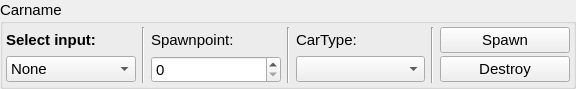
Before: the Qt Designer form modules/carlainterface/action/vehicletab.ui in tud-hri/joan, drawn with Qt 5.
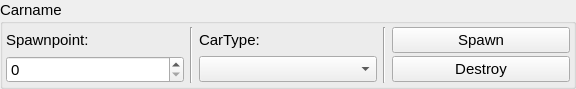
After: the same form once the commit is applied.

Commit message: updated vehicletab in carla interface

The edit to the form file:
```diff
--- a/modules/carlainterface/action/vehicletab.ui
+++ b/modules/carlainterface/action/vehicletab.ui
@@ -52,7 +52,10 @@
       <property name="verticalSpacing">
        <number>3</number>
       </property>
-      <item row="0" column="2">
+      <item row="1" column="0">
+       <widget class="QSpinBox" name="spinSpawnpoints"/>
+      </item>
+      <item row="0" column="0">
        <widget class="QLabel" name="lblSpawnpoints">
         <property name="font">
          <font>
@@ -65,81 +68,44 @@
         </property>
        </widget>
       </item>
-      <item row="0" column="0">
-       <widget class="QLabel" name="lblInput">
-        <property name="font">
-         <font>
-          <weight>75</weight>
-          <bold>true</bold>
-         </font>
-        </property>
-        <property name="text">
-         <string>Select input:</string>
-        </property>
-       </widget>
-      </item>
       <item row="1" column="2">
-       <widget class="QSpinBox" name="spinSpawnpoints"/>
-      </item>
-      <item row="1" column="4">
        <widget class="QComboBox" name="comboCartype"/>
       </item>
-      <item row="1" column="7">
+      <item row="1" column="5">
        <widget class="QPushButton" name="btnDestroy">
         <property name="text">
          <string>Destroy</string>
         </property>
        </widget>
       </item>
-      <item row="0" column="7">
+      <item row="0" column="5">
        <widget class="QPushButton" name="btnSpawn">
         <property name="text">
          <string>Spawn</string>
         </property>
        </widget>
       </item>
-      <item row="0" column="5" rowspan="2">
-       <widget class="Line" name="line_3">
-        <property name="orientation">
-         <enum>Qt::Vertical</enum>
-        </property>
-       </widget>
-      </item>
-      <item row="0" column="1" rowspan="2">
-       <widget class="Line" name="line">
-        <property name="orientation">
-         <enum>Qt::Vertical</enum>
-        </property>
-       </widget>
-      </item>
-      <item row="1" column="0">
-       <widget class="QComboBox" name="comboInputtype">
-        <property name="font">
-         <font>
-          <pointsize>11</pointsize>
-         </font>
-        </property>
-        <item>
-         <property name="text">
-          <string>None</string>
-         </property>
-        </item>
-       </widget>
-      </item>
       <item row="0" column="3" rowspan="2">
-       <widget class="Line" name="line_2">
+       <widget class="Line" name="line_3">
         <property name="orientation">
          <enum>Qt::Vertical</enum>
         </property>
        </widget>
       </item>
-      <item row="0" column="4">
+      <item row="0" column="2">
        <widget class="QLabel" name="label">
         <property name="text">
          <string>CarType:</string>
         </property>
        </widget>
       </item>
+      <item row="0" column="1" rowspan="2">
+       <widget class="Line" name="line_2">
+        <property name="orientation">
+         <enum>Qt::Vertical</enum>
+        </property>
+       </widget>
+      </item>
      </layout>
     </widget>
    </item>
```
The commit also changes 2 other files.
